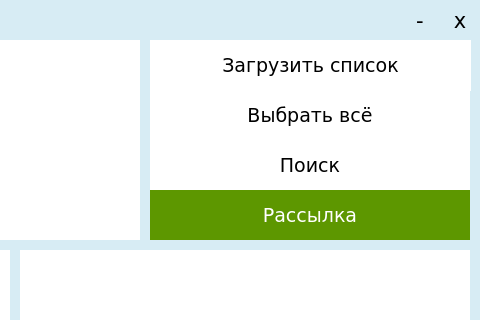
First picture: the form in qtdesigner.ui, repository TarkvinAktus/python-standalone-vk-msg-sender-, before the edit; both pictures show x 450 to 930 and y 0 to 320 of the 930 by 631 pixel window.
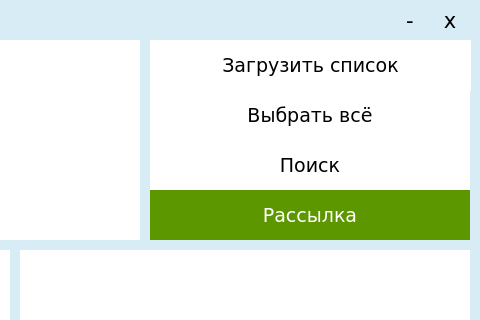
Second picture: the form after the edit.

Patch:
```diff
--- a/qtdesigner.ui
+++ b/qtdesigner.ui
@@ -309,7 +309,7 @@
    <widget class="QPushButton" name="rollButton">
     <property name="geometry">
      <rect>
-      <x>850</x>
+      <x>840</x>
       <y>0</y>
       <width>40</width>
       <height>40</height>
@@ -356,7 +356,7 @@
    <widget class="QPushButton" name="closeButton">
     <property name="geometry">
      <rect>
-      <x>890</x>
+      <x>880</x>
       <y>0</y>
       <width>40</width>
       <height>40</height>
```
